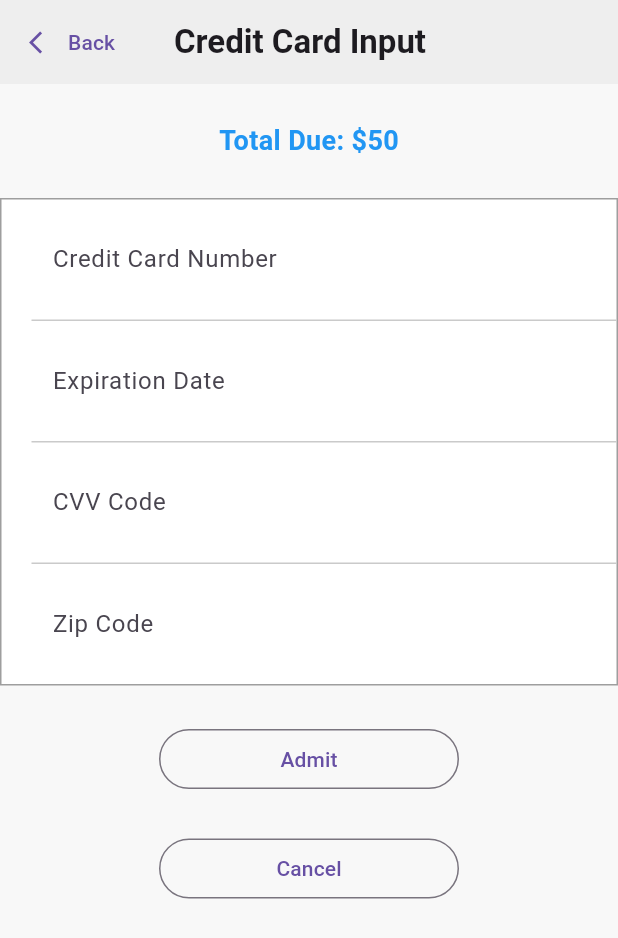
After one commit to NKoroloff/flutter-test, a Flutter app: the CreditCardInputView screen opened by its route, on a phone screen of 412 x 824 dp. The commit adds this screen. Shown: the top 938 px of the screen. Run offline on Flutter 3.47's test engine with Material 3 defaults, Android fonts, the phone set to English and light mode, and no system bars; our stand-ins replace get.

Commit message:
credit card input page

```diff
--- /dev/null
+++ b/lib/modules/cash_drawer/controllers/credit_card_input_controller.dart
@@ -0,0 +1,28 @@
+import 'package:get/get.dart';
+import 'package:purplepass_test_task/modules/cash_drawer/models/credit_card_model.dart';
+
+class CreditCardInputController extends GetxController {
+  var creditCardModel = CreditCardModel(number: '', expDate: '', cvv: '', zip: '').obs;
+
+  void handleCreditCard(field, value) {
+    creditCardModel.update((option) {
+      if (option == null) {
+        return;
+      }
+      switch (field) {
+        case 'number':
+          option.number = value;
+          break;
+        case 'expDate':
+          option.expDate = value;
+          break;
+        case 'cvv':
+          option.cvv = value;
+          break;
+        case 'zip':
+          option.zip = value;
+          break;
+      }
+    });
+  }
+}
--- /dev/null
+++ b/lib/modules/cash_drawer/models/credit_card_model.dart
@@ -0,0 +1,62 @@
+// ignore_for_file: public_member_api_docs, sort_constructors_first
+import 'dart:convert';
+
+class CreditCardModel {
+  String number;
+  String expDate;
+  String cvv;
+  String zip;
+  CreditCardModel({
+    required this.number,
+    required this.expDate,
+    required this.cvv,
+    required this.zip,
+  });
+
+  CreditCardModel copyWith({String? number, String? expDate, String? cvv, String? zip}) {
+    return CreditCardModel(
+      number: number ?? this.number,
+      expDate: expDate ?? this.expDate,
+      cvv: cvv ?? this.cvv,
+      zip: zip ?? this.zip,
+    );
+  }
+
+  Map<String, dynamic> toMap() {
+    return <String, dynamic>{'number': number, 'expDate': expDate, 'cvv': cvv, 'zip': zip};
+  }
+
+  factory CreditCardModel.fromMap(Map<String, dynamic> map) {
+    return CreditCardModel(
+      number: map['number'] as String,
+      expDate: map['expDate'] as String,
+      cvv: map['cvv'] as String,
+      zip: map['zip'] as String,
+    );
+  }
+
+  String toJson() => json.encode(toMap());
+
+  factory CreditCardModel.fromJson(String source) =>
+      CreditCardModel.fromMap(json.decode(source) as Map<String, dynamic>);
+
+  @override
+  String toString() {
+    return 'CreditCardModel(number: $number, expDate: $expDate, cvv: $cvv, zip: $zip)';
+  }
+
+  @override
+  bool operator ==(covariant CreditCardModel other) {
+    if (identical(this, other)) return true;
+
+    return other.number == number &&
+        other.expDate == expDate &&
+        other.cvv == cvv &&
+        other.zip == zip;
+  }
+
+  @override
+  int get hashCode {
+    return number.hashCode ^ expDate.hashCode ^ cvv.hashCode ^ zip.hashCode;
+  }
+}
--- /dev/null
+++ b/lib/modules/cash_drawer/views/credit_card_input_view.dart
@@ -0,0 +1,98 @@
+import 'package:flutter/material.dart';
+import 'package:get/get.dart';
+import 'package:purplepass_test_task/modules/cash_drawer/controllers/credit_card_input_controller.dart';
+import 'package:purplepass_test_task/modules/cash_drawer/views/settings/settings_imports.dart';
+import 'package:purplepass_test_task/modules/cash_drawer/views/settings/widgets/custom_divider.dart';
+import 'package:purplepass_test_task/modules/cash_drawer/views/settings/widgets/custom_input.dart';
+
+class CreditCardInputView extends StatelessWidget {
+  const CreditCardInputView({super.key});
+
+  @override
+  Widget build(BuildContext context) {
+    final controller = Get.put<CreditCardInputController>(CreditCardInputController());
+
+    return Scaffold(
+      appBar: AppBar(
+        backgroundColor: Colors.grey[200],
+        leadingWidth: 100,
+        leading: TextButton.icon(
+          onPressed: () {},
+          label: const Text('Back'),
+          icon: const Icon(Icons.arrow_back_ios),
+        ),
+        title: Text('Credit Card Input', style: TextStyle(fontWeight: FontWeight.w600)),
+      ),
+      // backgroundColor: Colors.grey[300],
+      backgroundColor: const Color.fromARGB(128, 241, 241, 241),
+      body: SingleChildScrollView(
+        child: Padding(
+          padding: const EdgeInsets.symmetric(vertical: 25.0),
+
+          child: Column(
+            spacing: 25,
+            children: [
+              Text(
+                'Total Due: \$50',
+                style: TextStyle(fontSize: 18, fontWeight: FontWeight.w600, color: Colors.blue),
+              ),
+              SettingsContainerWrapper(
+                child: Column(
+                  spacing: 10,
+                  children: [
+                    CustomInput(
+                      label: 'Credit Card Number',
+                      value: controller.creditCardModel.value.number,
+                      onChanged: (value) {
+                        controller.handleCreditCard('number', value);
+                      },
+                    ),
+                    CustomDivider(),
+                    CustomInput(
+                      label: 'Expiration Date',
+                      value: controller.creditCardModel.value.expDate,
+                      onChanged: (value) {
+                        controller.handleCreditCard('expDate', value);
+                      },
+                    ),
+                    CustomDivider(),
+                    CustomInput(
+                      label: 'CVV Code',
+                      value: controller.creditCardModel.value.cvv,
+                      onChanged: (value) {
+                        controller.handleCreditCard('cvv', value);
+                      },
+                    ),
+                    CustomDivider(),
+                    CustomInput(
+                      label: 'Zip Code',
+                      value: controller.creditCardModel.value.zip,
+                      onChanged: (value) {
+                        controller.handleCreditCard('zip', value);
+                      },
+                    ),
+                  ],
+                ),
+              ),
+
+              OutlinedButton(
+                style: ButtonStyle(
+                  fixedSize: WidgetStateProperty.fromMap({WidgetState.any: Size(200, 40)}),
+                ),
+                onPressed: () {},
+                child: Text('admit'.tr),
+              ),
+              OutlinedButton(
+                style: ButtonStyle(
+                  fixedSize: WidgetStateProperty.fromMap({WidgetState.any: Size(200, 40)}),
+                ),
+                onPressed: () {},
+                child: Text('cancel'.tr),
+              ),
+            ],
+          ),
+        ),
+      ),
+    );
+  }
+}
--- a/lib/modules/translations/en.dart
+++ b/lib/modules/translations/en.dart
@@ -66,4 +66,5 @@ Map<String, String> en = {
   'price': 'Price',
   'quantity_available': 'Quantity Available',
   'select_seats': 'Select Seats',
+  'admit': 'Admit',
 };
--- a/lib/routes/app_pages.dart
+++ b/lib/routes/app_pages.dart
@@ -1,6 +1,7 @@
 import 'package:get/get.dart';
 import 'package:purplepass_test_task/modules/cash_drawer/bindings/cash_drawer_binding.dart';
 import 'package:purplepass_test_task/modules/cash_drawer/bindings/settings_binding.dart';
+import 'package:purplepass_test_task/modules/cash_drawer/views/credit_card_input_view.dart';
 import 'package:purplepass_test_task/modules/cash_drawer/views/cash_drawer_view.dart';
 import 'package:purplepass_test_task/modules/cash_drawer/views/edit_prices_view.dart';
 import 'package:purplepass_test_task/modules/cash_drawer/views/select_seats_view.dart';
@@ -25,6 +26,7 @@ class AppPages {
       binding: SettingsBinding(),
     ),
     GetPage<EditPricesView>(name: _Paths.editPrices, page: () => const EditPricesView()),
-    GetPage<EditPricesView>(name: _Paths.selectSeats, page: () => const SelectSeatsView()),
+    GetPage<SelectSeatsView>(name: _Paths.selectSeats, page: () => const SelectSeatsView()),
+    GetPage<CreditCardInputView>(name: _Paths.cardInput, page: () => const CreditCardInputView()),
   ];
 }
--- a/lib/routes/app_routes.dart
+++ b/lib/routes/app_routes.dart
@@ -7,6 +7,7 @@ abstract class Routes {
   static const settings = _Paths.settings;
   static const editPrice = _Paths.editPrices;
   static const selectSeats = _Paths.selectSeats;
+  static const cardInput = _Paths.cardInput;
 }
 
 abstract class _Paths {
@@ -15,4 +16,5 @@ abstract class _Paths {
   static const settings = '/mvc/settings';
   static const editPrices = '/mvc/edit-prices';
   static const selectSeats = '/mvc/select-seats';
+  static const cardInput = '/mvc/card-input';
 }
```
